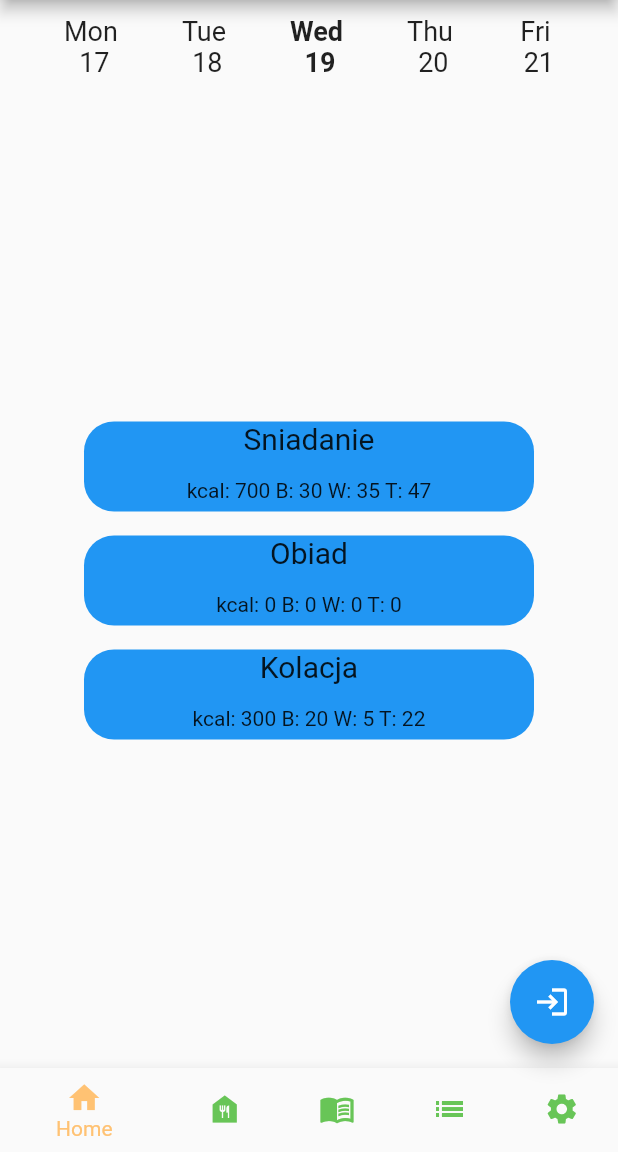
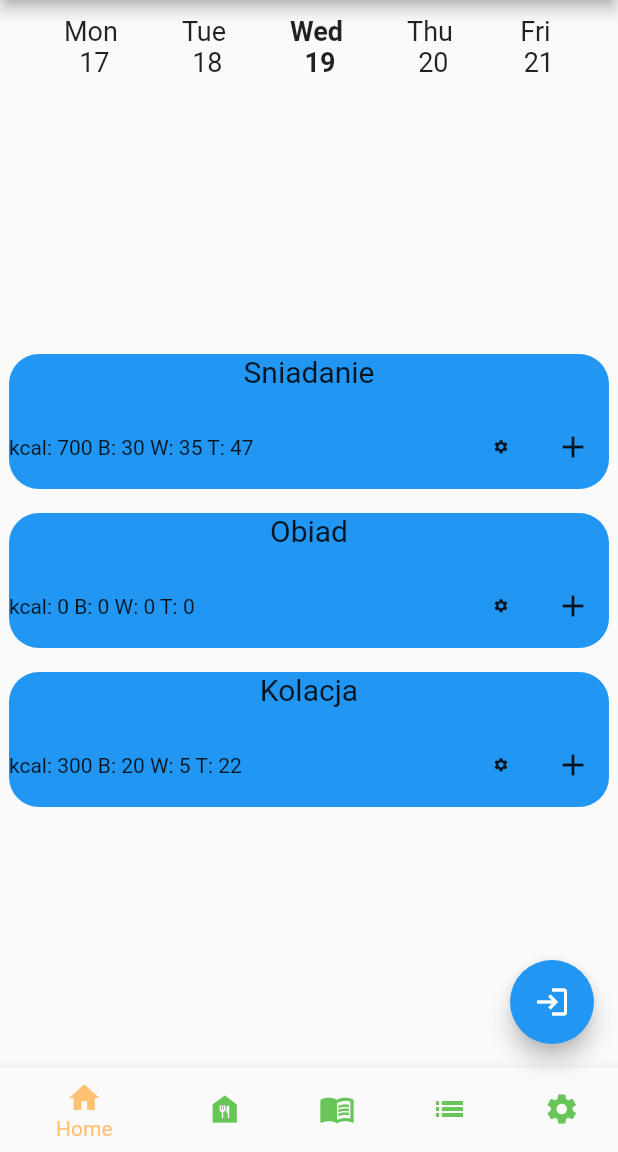
Before and after one commit to ihashand/fridger_app, a Flutter app: the HomeScreen screen opened directly, on a phone screen of 412 x 824 dp, the part 84-1236 px from its top. Run offline on Flutter 3.47's test engine with Material 2 defaults, Android fonts, the phone set to English and light mode, and no system bars.

Commit message:
Add meal button, Setting, if null dont expend

```diff
--- a/lib/ui/widgets/home_widget.dart
+++ b/lib/ui/widgets/home_widget.dart
@@ -66,14 +66,16 @@ class MealButtonState extends State<MealButton> {
         widget.meals.fold<int>(0, (int prev, Meal curr) => prev + curr.fat);
 
     return GestureDetector(
-      onTap: () => setState(() => _isExpanded = !_isExpanded),
+      onTap: widget.meals.isNotEmpty
+          ? () => setState(() => _isExpanded = !_isExpanded)
+          : null,
       child: AnimatedContainer(
         duration: const Duration(milliseconds: 500),
         curve: Curves.easeInOut,
         width: _isExpanded
             ? 500
-            : 300, // Odpowiada za rozmiary wyswietlanych okien, przed otwarciem i po otwarciu
-        height: _isExpanded ? 100 + widget.meals.length * 80 : 60,
+            : 400, // Odpowiada za rozmiary wyswietlanych okien, przed otwarciem i po otwarciu
+        height: _isExpanded ? 100 + widget.meals.length * 80 : 90,
         decoration: BoxDecoration(
           color: Colors.blue,
           borderRadius: BorderRadius.circular(20),
@@ -88,9 +90,28 @@ class MealButtonState extends State<MealButton> {
             const SizedBox(height: 15),
             if (!_isExpanded)
               Row(
-                mainAxisAlignment: MainAxisAlignment.spaceAround,
+                mainAxisAlignment: MainAxisAlignment.spaceBetween,
                 children: <Widget>[
                   Text('kcal: $kcalSum B: $proteinSum W: $carbsSum T: $fatSum'),
+                  Expanded(
+                    child: Row(
+                      mainAxisAlignment: MainAxisAlignment.end,
+                      children: <Widget>[
+                        IconButton(
+                          onPressed: () {
+                            // obsługa naciśnięcia przycisku opcji
+                          },
+                          icon: const Icon(Icons.settings, size: 11),
+                        ),
+                        IconButton(
+                          onPressed: () {
+                            // obsługa naciśnięcia przycisku dodaj posilek
+                          },
+                          icon: const Icon(Icons.add),
+                        ),
+                      ],
+                    ),
+                  ),
                 ],
               ),
             if (_isExpanded)
@@ -143,7 +164,7 @@ class MealButtonState extends State<MealButton> {
                                     onPressed: () {
                                       // obsługa naciśnięcia przycisku opcji
                                     },
-                                    icon: const Icon(Icons.settings, size: 11),
+                                    icon: const Icon(Icons.delete, size: 16),
                                   ),
                                 ],
                               ),
```
